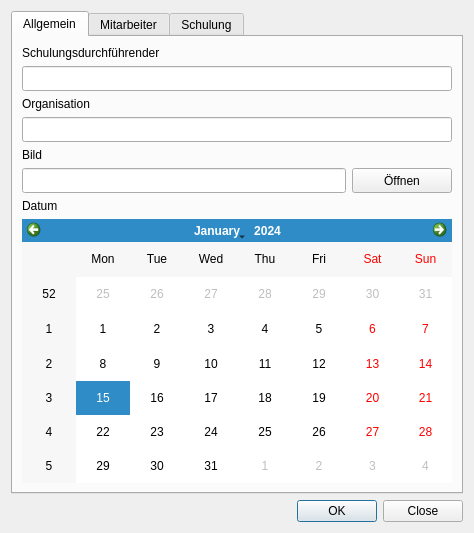
Above: ui/qmsigninglistdialog.ui from Christian-Kr/QualificationMatrix before the change. Below: the same form after it.
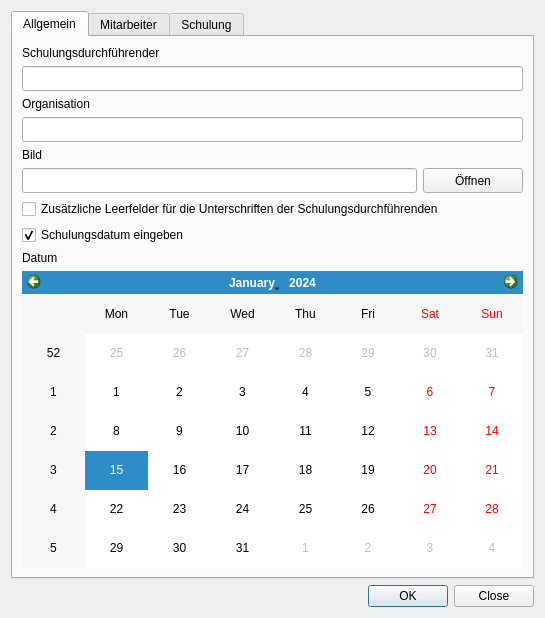
That is the form after the change. The open tabs and pages were chosen to show the change. Icons and pictures are not drawn.

Commit message: Add possibility to not enter date on signing list and additional empty fields for the trainer documentation.

Patch:
```diff
--- a/ui/qmsigninglistdialog.ui
+++ b/ui/qmsigninglistdialog.ui
@@ -6,8 +6,8 @@
    <rect>
     <x>0</x>
     <y>0</y>
-    <width>474</width>
-    <height>533</height>
+    <width>545</width>
+    <height>618</height>
    </rect>
   </property>
   <property name="windowTitle">
@@ -103,10 +103,34 @@
          </item>
         </layout>
        </item>
+       <item>
+        <layout class="QVBoxLayout" name="verticalLayout_5">
+         <item>
+          <widget class="QCheckBox" name="cbCreateEmptyTrainerSigningFields">
+           <property name="text">
+            <string>Zusätzliche Leerfelder für die Unterschriften der Schulungsdurchführenden</string>
+           </property>
+          </widget>
+         </item>
+        </layout>
+       </item>
        <item>
         <layout class="QVBoxLayout" name="verticalLayout_9">
+         <property name="topMargin">
+          <number>0</number>
+         </property>
          <item>
-          <widget class="QLabel" name="label_9">
+          <widget class="QCheckBox" name="cbEnterTrainDate">
+           <property name="text">
+            <string>Schulungsdatum eingeben</string>
+           </property>
+           <property name="checked">
+            <bool>true</bool>
+           </property>
+          </widget>
+         </item>
+         <item>
+          <widget class="QLabel" name="laTrainDate">
            <property name="text">
             <string>Datum</string>
            </property>
```
Left out of the diff: 19 changed lines with no effect on the pictures. The commit also changes 4 other files.
